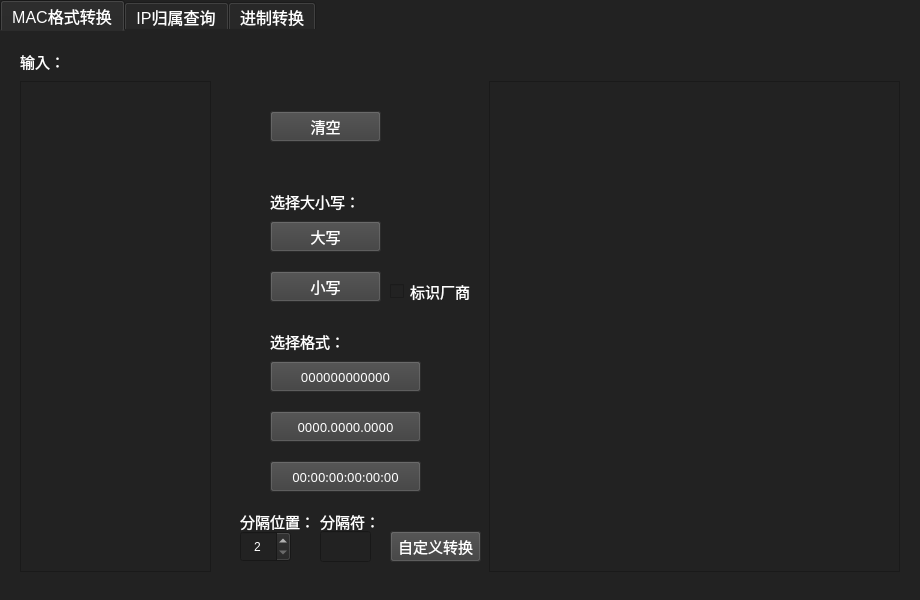
str-130/MACFormatConverter, file net_tool.ui: the form before one commit.
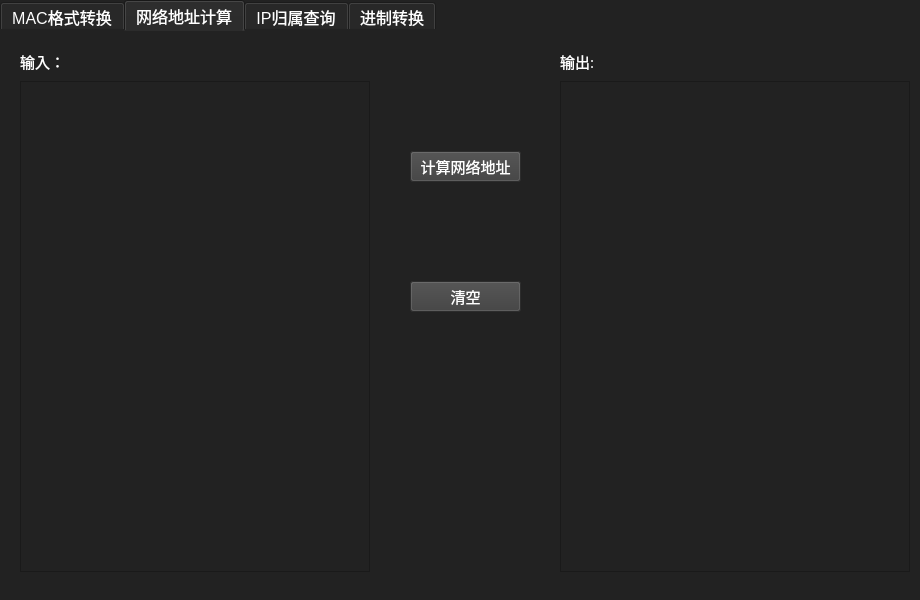
The form after the commit. The open tabs and pages were chosen to show the change.

```diff
--- a/net_tool.ui
+++ b/net_tool.ui
@@ -101,7 +101,7 @@
        </colorrole>
        <colorrole role="PlaceholderText">
         <brush brushstyle="SolidPattern">
-         <color alpha="128">
+         <color alpha="255">
           <red>255</red>
           <green>255</green>
           <blue>255</blue>
@@ -166,7 +166,7 @@
        </colorrole>
        <colorrole role="PlaceholderText">
         <brush brushstyle="SolidPattern">
-         <color alpha="128">
+         <color alpha="255">
           <red>255</red>
           <green>255</green>
           <blue>255</blue>
@@ -231,7 +231,7 @@
        </colorrole>
        <colorrole role="PlaceholderText">
         <brush brushstyle="SolidPattern">
-         <color alpha="128">
+         <color alpha="255">
           <red>255</red>
           <green>255</green>
           <blue>255</blue>
@@ -354,7 +354,7 @@
         <family>Microsoft YaHei UI Light</family>
         <pointsize>11</pointsize>
         <italic>false</italic>
-        <bold>false</bold>
+        <bold>true</bold>
        </font>
       </property>
       <property name="cursor">
@@ -760,6 +760,181 @@
       </property>
      </widget>
     </widget>
+    <widget class="QWidget" name="Net_Calc">
+     <attribute name="title">
+      <string>网络地址计算</string>
+     </attribute>
+     <widget class="QPlainTextEdit" name="net_input">
+      <property name="geometry">
+       <rect>
+        <x>20</x>
+        <y>50</y>
+        <width>350</width>
+        <height>491</height>
+       </rect>
+      </property>
+      <property name="sizePolicy">
+       <sizepolicy hsizetype="Expanding" vsizetype="Expanding">
+        <horstretch>0</horstretch>
+        <verstretch>0</verstretch>
+       </sizepolicy>
+      </property>
+      <property name="maximumSize">
+       <size>
+        <width>16777215</width>
+        <height>16777215</height>
+       </size>
+      </property>
+      <property name="font">
+       <font>
+        <family>Cascadia Code</family>
+        <pointsize>12</pointsize>
+        <italic>false</italic>
+        <bold>false</bold>
+        <kerning>true</kerning>
+       </font>
+      </property>
+      <property name="cursor" stdset="0">
+       <cursorShape>ArrowCursor</cursorShape>
+      </property>
+      <property name="toolTip">
+       <string>&lt;html&gt;&lt;head/&gt;&lt;body&gt;&lt;p&gt;test&lt;/p&gt;&lt;/body&gt;&lt;/html&gt;</string>
+      </property>
+      <property name="whatsThis">
+       <string>&lt;html&gt;&lt;head/&gt;&lt;body&gt;&lt;p&gt;test&lt;/p&gt;&lt;/body&gt;&lt;/html&gt;</string>
+      </property>
+      <property name="styleSheet">
+       <string notr="true"/>
+      </property>
+      <property name="locale">
+       <locale language="English" country="UnitedStates"/>
+      </property>
+      <property name="plainText">
+       <string/>
+      </property>
+      <property name="textInteractionFlags">
+       <set>Qt::TextEditorInteraction</set>
+      </property>
+     </widget>
+     <widget class="QLabel" name="label_45">
+      <property name="geometry">
+       <rect>
+        <x>20</x>
+        <y>20</y>
+        <width>91</width>
+        <height>21</height>
+       </rect>
+      </property>
+      <property name="font">
+       <font>
+        <family>Microsoft YaHei UI Light</family>
+        <pointsize>11</pointsize>
+        <italic>false</italic>
+        <bold>false</bold>
+       </font>
+      </property>
+      <property name="cursor">
+       <cursorShape>ArrowCursor</cursorShape>
+      </property>
+      <property name="text">
+       <string>输入：</string>
+      </property>
+     </widget>
+     <widget class="QPushButton" name="net_calc">
+      <property name="geometry">
+       <rect>
+        <x>410</x>
+        <y>120</y>
+        <width>111</width>
+        <height>31</height>
+       </rect>
+      </property>
+      <property name="font">
+       <font>
+        <family>Microsoft YaHei UI Light</family>
+        <pointsize>11</pointsize>
+        <italic>false</italic>
+        <bold>false</bold>
+       </font>
+      </property>
+      <property name="cursor">
+       <cursorShape>ArrowCursor</cursorShape>
+      </property>
+      <property name="styleSheet">
+       <string notr="true">background-color: rgb(61, 61, 61);</string>
+      </property>
+      <property name="text">
+       <string>计算网络地址</string>
+      </property>
+     </widget>
+     <widget class="QLabel" name="label_46">
+      <property name="geometry">
+       <rect>
+        <x>560</x>
+        <y>20</y>
+        <width>91</width>
+        <height>21</height>
+       </rect>
+      </property>
+      <property name="font">
+       <font>
+        <family>Microsoft YaHei UI Light</family>
+        <pointsize>11</pointsize>
+        <italic>false</italic>
+        <bold>false</bold>
+       </font>
+      </property>
+      <property name="cursor">
+       <cursorShape>ArrowCursor</cursorShape>
+      </property>
+      <property name="text">
+       <string>输出:</string>
+      </property>
+     </widget>
+     <widget class="QTextBrowser" name="net_Output">
+      <property name="geometry">
+       <rect>
+        <x>560</x>
+        <y>50</y>
+        <width>350</width>
+        <height>491</height>
+       </rect>
+      </property>
+      <property name="font">
+       <font>
+        <family>Cascadia Code</family>
+        <pointsize>12</pointsize>
+       </font>
+      </property>
+     </widget>
+     <widget class="QPushButton" name="net_calc_clear">
+      <property name="geometry">
+       <rect>
+        <x>410</x>
+        <y>250</y>
+        <width>111</width>
+        <height>31</height>
+       </rect>
+      </property>
+      <property name="font">
+       <font>
+        <family>Microsoft YaHei UI Light</family>
+        <pointsize>11</pointsize>
+        <italic>false</italic>
+        <bold>false</bold>
+       </font>
+      </property>
+      <property name="cursor">
+       <cursorShape>ArrowCursor</cursorShape>
+      </property>
+      <property name="styleSheet">
+       <string notr="true">background-color: rgb(61, 61, 61);</string>
+      </property>
+      <property name="text">
+       <string>清空</string>
+      </property>
+     </widget>
+    </widget>
     <widget class="QWidget" name="IP_Source">
      <attribute name="title">
       <string>IP归属查询</string>
```
